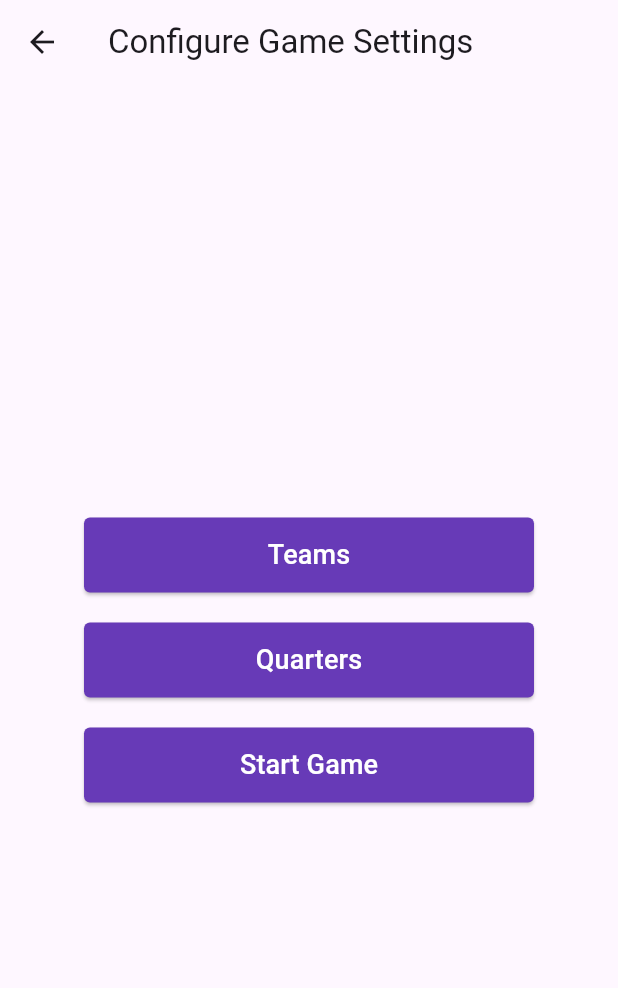
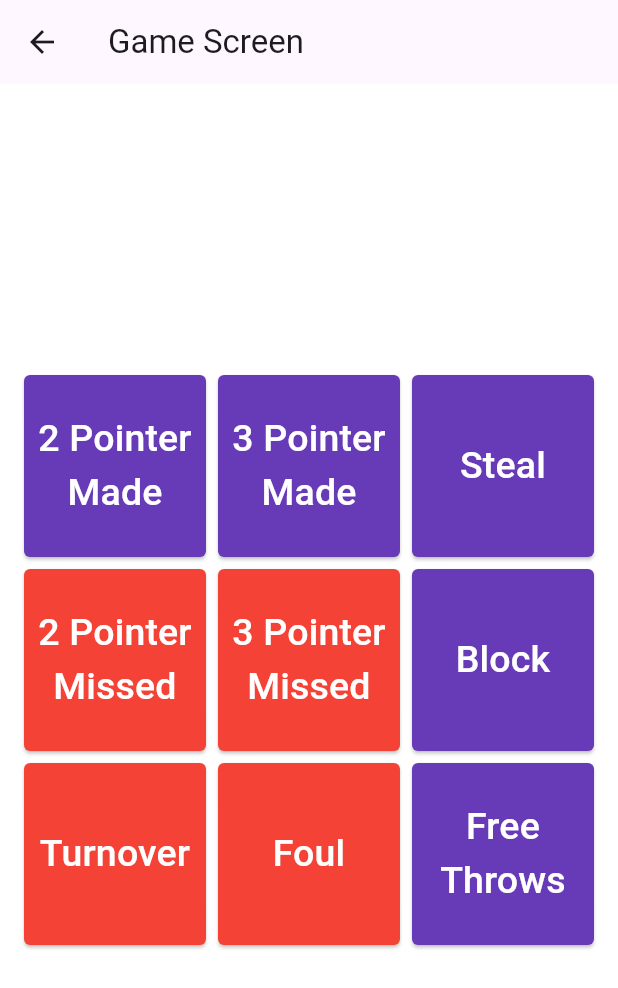
Before and after one commit to kalw1/appsketball, a Flutter app: the StartScreen screen opened directly, after a tap on "Start Game", on a phone screen of 412 x 824 dp. Shown: the top 988 px of the screen. Run offline on Flutter 3.47's test engine with Material 3 defaults, Android fonts, the phone set to English and light mode, and no system bars; our stand-ins replace hive_flutter; accounts and stored records are empty.

Commit message:
Make game screen with buttons + some hive stuff

```diff
--- a/lib/main.dart
+++ b/lib/main.dart
@@ -1,9 +1,10 @@
 import 'package:appsketball/start_screen.dart';
 import 'package:flutter/material.dart';
-import 'package:hive_flutter/hive_flutter.dart';
+import 'package:appsketball/services/hive_service.dart';
 
 void main() async {
-  await Hive.initFlutter();
+  HiveService hiveService = HiveService();
+  await hiveService.init();
   runApp(const MyApp());
 }
 
--- /dev/null
+++ b/lib/screens/game_screen.dart
@@ -0,0 +1,107 @@
+import 'package:appsketball/widgets/action_button.dart';
+import 'package:flutter/material.dart';
+import 'package:flutter/services.dart';
+
+class GameScreen extends StatefulWidget {
+  const GameScreen({super.key});
+
+  @override
+  State<GameScreen> createState() => _GameScreenState();
+}
+
+class _GameScreenState extends State<GameScreen> {
+  var bgColor = Colors.white;
+
+  final List<Widget> buttonCells = [
+    ActionButton(
+      text: '2 Pointer Made',
+      onPressed: () {
+        // Handle Team 1 action
+      },
+    ),
+    ActionButton(
+      text: '3 Pointer Made',
+      onPressed: () {
+        // Handle Team 2 action
+      },
+    ),
+    ActionButton(
+      text: 'Steal',
+      onPressed: () {
+        // Handle Team 1 action
+      },
+    ),
+    ActionButton(
+      text: '2 Pointer Missed',
+      onPressed: () {
+        // Handle Team 2 action
+      },
+      backgroundColor: Colors.red,
+    ),
+    ActionButton(
+      text: '3 Pointer Missed',
+      onPressed: () {
+        // Handle Team 3 action
+      },
+      backgroundColor: Colors.red,
+    ),
+    ActionButton(
+      text: 'Block',
+      onPressed: () {
+        // Handle Team 1 action
+      },
+    ),
+    ActionButton(
+      text: 'Turnover',
+      onPressed: () {
+        // Handle Team 2 action
+      },
+      backgroundColor: Colors.red,
+    ),
+    ActionButton(
+      text: 'Foul',
+      onPressed: () {
+        // Handle Team 3 action
+      },
+      backgroundColor: Colors.red,
+    ),
+    ActionButton(
+      text: 'Free Throws',
+      onPressed: () {
+        // Handle Team 3 action
+      },
+    ),
+  ];
+
+  @override
+  Widget build(BuildContext context) {
+    // SystemChrome.setPreferredOrientations([
+    //   DeviceOrientation.landscapeLeft,
+    //   DeviceOrientation.landscapeRight,
+    // ]);
+
+    return Scaffold(
+      backgroundColor: bgColor,
+      appBar: AppBar(
+        title: const Text('Game Screen'),
+      ),
+      body: Center(
+        child: Column(
+          mainAxisAlignment: MainAxisAlignment.center,
+          children: [
+            GridView.count(
+              padding: const EdgeInsets.all(16),
+              crossAxisCount: 3,
+              childAspectRatio: 1,
+              crossAxisSpacing: 8,
+              mainAxisSpacing: 8,
+              shrinkWrap: true,
+              physics: const NeverScrollableScrollPhysics(),
+              children: buttonCells,
+            )
+          ],
+        ),
+      ),
+    );
+  }
+}
--- a/lib/start_screen.dart
+++ b/lib/start_screen.dart
@@ -1,5 +1,7 @@
 import 'package:appsketball/widgets/list_button.dart';
 import 'package:flutter/material.dart';
+import 'package:appsketball/screens/game_screen.dart';
+import 'package:flutter/services.dart';
 
 class StartScreen extends StatefulWidget {
   const StartScreen({super.key});
@@ -8,12 +10,14 @@ class StartScreen extends StatefulWidget {
   State<StartScreen> createState() => _StartScreenState();
 }
 
-class _StartScreenState extends State<StartScreen> {
-  @override
+class _StartScreenState extends State<StartScreen> {@override
   Widget build(BuildContext context) {
+    SystemChrome.setPreferredOrientations([
+      DeviceOrientation.portraitUp,
+    ]);
     return Scaffold(
       appBar: AppBar(
-        title: const Text('Configure Game Settings'),
+        title: const Text('New Game'),
       ),
       body: Center(
         child: Column(
@@ -27,7 +31,7 @@ class _StartScreenState extends State<StartScreen> {
             ),
             SizedBox(height: 20),
             ListButton(
-              text: 'Quarters',
+              text: 'Game Settings',
               onPressed: () {
                 Navigator.push(context, MaterialPageRoute(builder: (context) => const StartScreen()));
               }
@@ -36,7 +40,7 @@ class _StartScreenState extends State<StartScreen> {
             ListButton(
               text: 'Start Game',
               onPressed: () {
-                Navigator.push(context, MaterialPageRoute(builder: (context) => const StartScreen()));
+                Navigator.push(context, MaterialPageRoute(builder: (context) => const GameScreen()));
               }
             ),
           ],
--- /dev/null
+++ b/lib/widgets/action_button.dart
@@ -0,0 +1,44 @@
+import 'package:flutter/material.dart';
+
+class ActionButton extends StatelessWidget {
+  final String text;
+  final VoidCallback onPressed;
+  final Color backgroundColor;
+
+  const ActionButton({
+    super.key,
+    required this.text,
+    required this.onPressed,
+    this.backgroundColor = Colors.deepPurple,
+  });
+
+  @override
+  Widget build(BuildContext context) {
+    return SizedBox (
+      width: 150,
+      height: 150,
+      child: ElevatedButton(
+        onPressed: onPressed,
+        style: ElevatedButton.styleFrom(
+          backgroundColor: backgroundColor,
+          shape: RoundedRectangleBorder(
+            borderRadius: BorderRadius.circular(4),
+          ),
+          padding: EdgeInsets.symmetric(
+            horizontal: 0,
+            vertical: 12,
+          ),
+
+        ),
+        child: Text(
+          text,
+          textAlign: TextAlign.center,
+          style: TextStyle(
+            color: Colors.white,
+            fontSize: 25,
+          ),
+        ),
+      ),
+    );
+  }
+}
```
Also changed, not shown: lib/screens/select_team_setup.dart (added, +37 -0 lines), lib/services/hive_service.dart (added, +17 -0 lines), lib/screens/team_setup.dart (added), lib/services/generic_service.dart (added), lib/services/player_game_service.dart (added).
